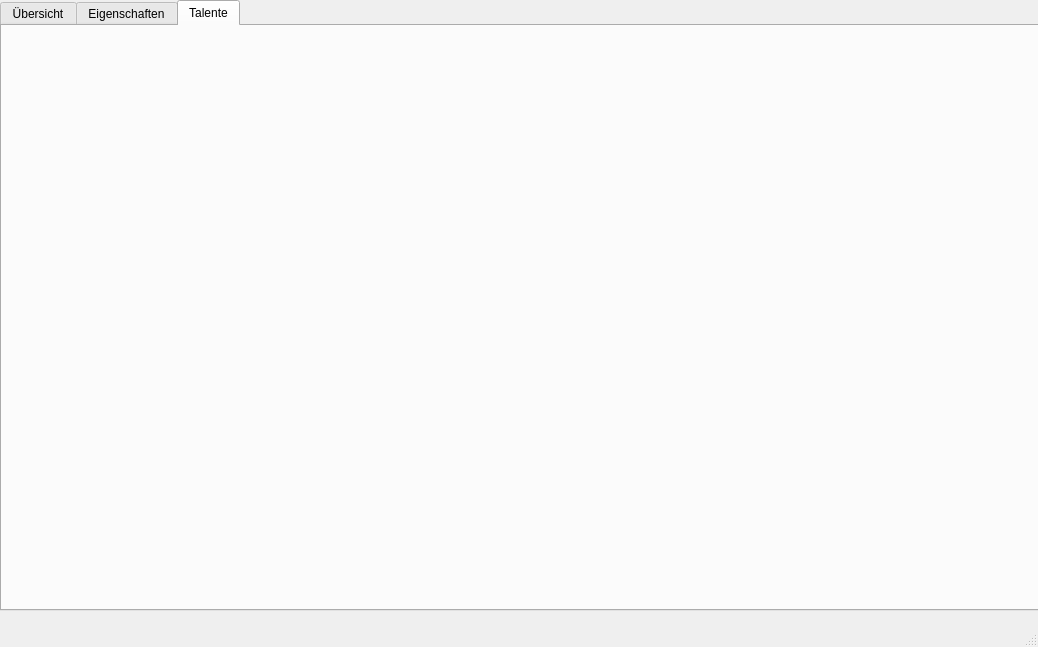
This is mainwindow.ui in Tsuyochie/Tsuzo as Qt 5 draws it before an edit. The edited form follows.
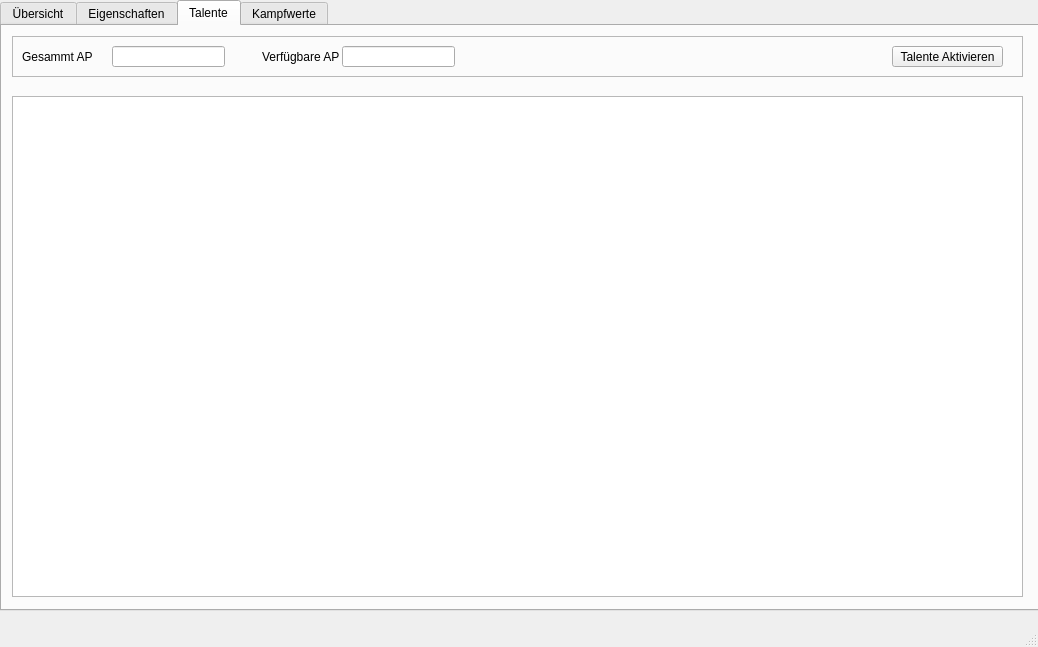
This is the edited form. The open tabs and pages were chosen to show the change. Icons and pictures are not drawn.

Commit message: Reiter Talente fertig gestellt Reiter kampfwerte schonmal erstellt aber noch nichts gemacht

Diff of the .ui file:
```diff
--- a/mainwindow.ui
+++ b/mainwindow.ui
@@ -1744,6 +1744,102 @@
      <attribute name="title">
       <string>Talente</string>
      </attribute>
+     <widget class="QTableView" name="tableView">
+      <property name="geometry">
+       <rect>
+        <x>10</x>
+        <y>70</y>
+        <width>1011</width>
+        <height>501</height>
+       </rect>
+      </property>
+     </widget>
+     <widget class="QFrame" name="frame">
+      <property name="geometry">
+       <rect>
+        <x>10</x>
+        <y>10</y>
+        <width>1011</width>
+        <height>41</height>
+       </rect>
+      </property>
+      <property name="frameShape">
+       <enum>QFrame::StyledPanel</enum>
+      </property>
+      <property name="frameShadow">
+       <enum>QFrame::Raised</enum>
+      </property>
+      <widget class="QLabel" name="label_37">
+       <property name="geometry">
+        <rect>
+         <x>10</x>
+         <y>10</y>
+         <width>71</width>
+         <height>21</height>
+        </rect>
+       </property>
+       <property name="text">
+        <string>Gesammt AP</string>
+       </property>
+      </widget>
+      <widget class="QLabel" name="label_38">
+       <property name="geometry">
+        <rect>
+         <x>250</x>
+         <y>10</y>
+         <width>81</width>
+         <height>21</height>
+        </rect>
+       </property>
+       <property name="text">
+        <string>Verfügbare AP</string>
+       </property>
+      </widget>
+      <widget class="QLineEdit" name="Talente_GesammtAP_Line">
+       <property name="geometry">
+        <rect>
+         <x>100</x>
+         <y>10</y>
+         <width>113</width>
+         <height>21</height>
+        </rect>
+       </property>
+       <property name="readOnly">
+        <bool>true</bool>
+       </property>
+      </widget>
+      <widget class="QLineEdit" name="Talente_VerfuegbareAP_Line">
+       <property name="geometry">
+        <rect>
+         <x>330</x>
+         <y>10</y>
+         <width>113</width>
+         <height>21</height>
+        </rect>
+       </property>
+       <property name="readOnly">
+        <bool>true</bool>
+       </property>
+      </widget>
+      <widget class="QPushButton" name="Talente_TalenteAktivieren_Button">
+       <property name="geometry">
+        <rect>
+         <x>880</x>
+         <y>10</y>
+         <width>111</width>
+         <height>21</height>
+        </rect>
+       </property>
+       <property name="text">
+        <string>Talente Aktivieren</string>
+       </property>
+      </widget>
+     </widget>
+    </widget>
+    <widget class="QWidget" name="tab">
+     <attribute name="title">
+      <string>Kampfwerte</string>
+     </attribute>
     </widget>
    </widget>
   </widget>
```
Left out of the diff: 4 changed lines with no effect on the pictures. The commit also changes 2 other files.
